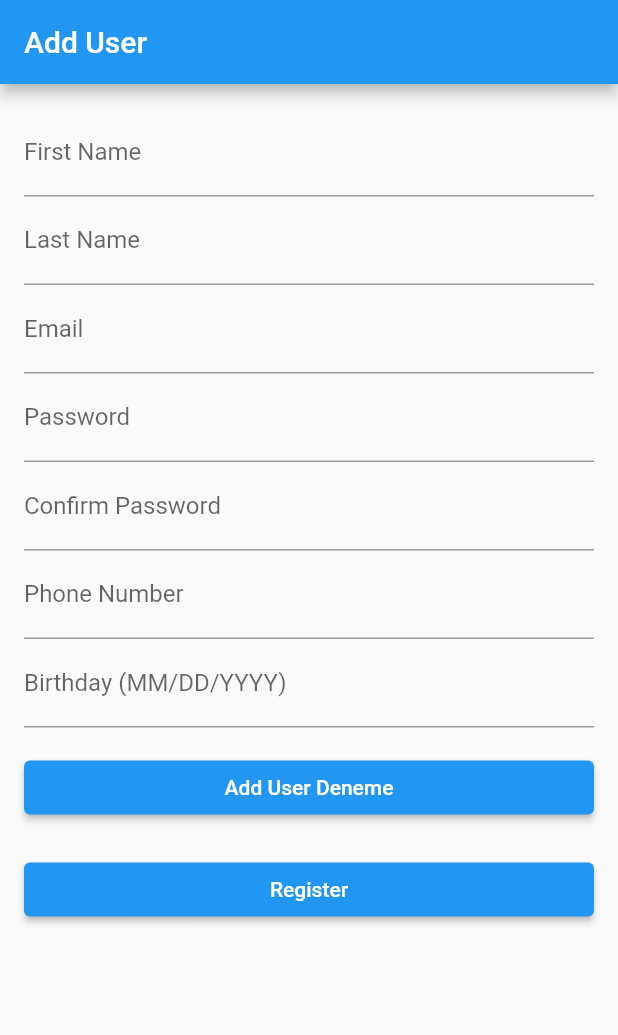
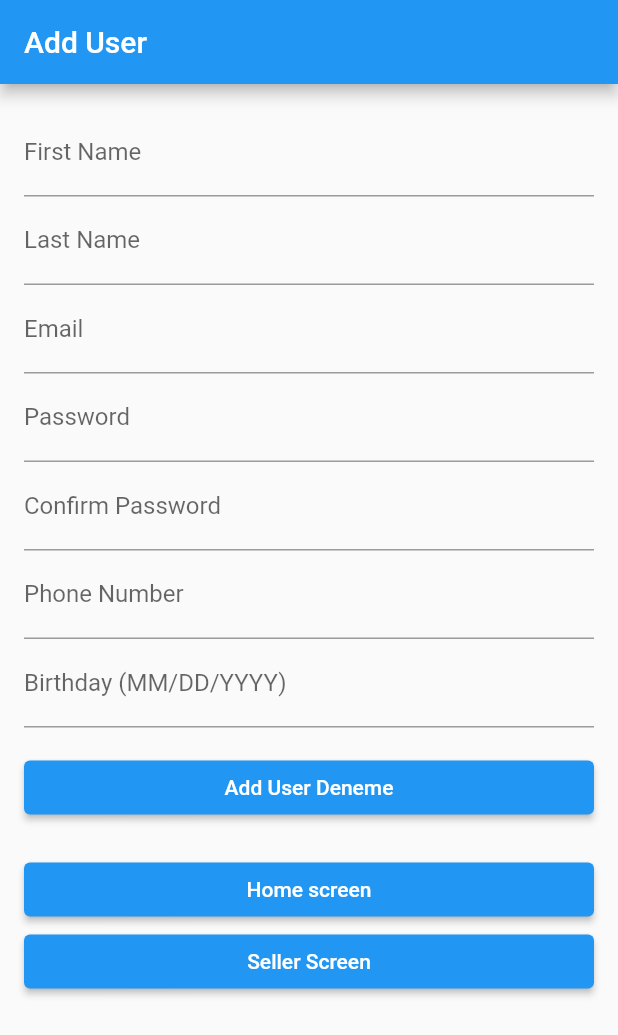
Before and after one commit to edabeder/marketplace, a Flutter app: the AddUserScreen screen opened directly, on a phone screen of 412 x 824 dp. Shown: the top 1035 px of the screen. Run offline on Flutter 3.47's test engine with Material 2 defaults, Android fonts, the phone set to English and light mode, and no system bars; our stand-ins replace badges, dio, flutter_svg, image_picker, shared_preferences, sqflite; accounts and stored records are empty.

Commit message:
navigations
in order to see seller and buyer screens, navigations are ready at register_page

```diff
--- a/lib/screens/sign_up/register_page.dart
+++ b/lib/screens/sign_up/register_page.dart
@@ -4,6 +4,7 @@ import 'package:dio/dio.dart';
 import 'package:untitled1/screens/home/home_screen.dart';
 import '../../../components/default_button.dart';
 import 'package:flutter/material.dart';
+import '../seller/seller_screen.dart';
 import '../splash/splash_screen.dart';
 import '/components/custom_surfix_icon.dart';
 import '/components/form_error.dart';
@@ -204,10 +205,18 @@ class _AddUserScreenState extends State<AddUserScreen> {
 
                 SizedBox(height: 20),
                 ElevatedButton(
-                  child: Text('Register'),
+                  child: Text('Home screen'),
                   onPressed: () => Navigator.push(
                     context,
                     MaterialPageRoute(builder: (context) => HomeScreen()),
+                  ),
+                ),
+
+                ElevatedButton(
+                  child: Text('Seller Screen'),
+                  onPressed: () => Navigator.push(
+                    context,
+                    MaterialPageRoute(builder: (context) => SellerScreen()),
                   ),
                 ),
 
```
Also changed, not shown: lib/screens/home/components/home_header.dart (+25 -25 lines).
